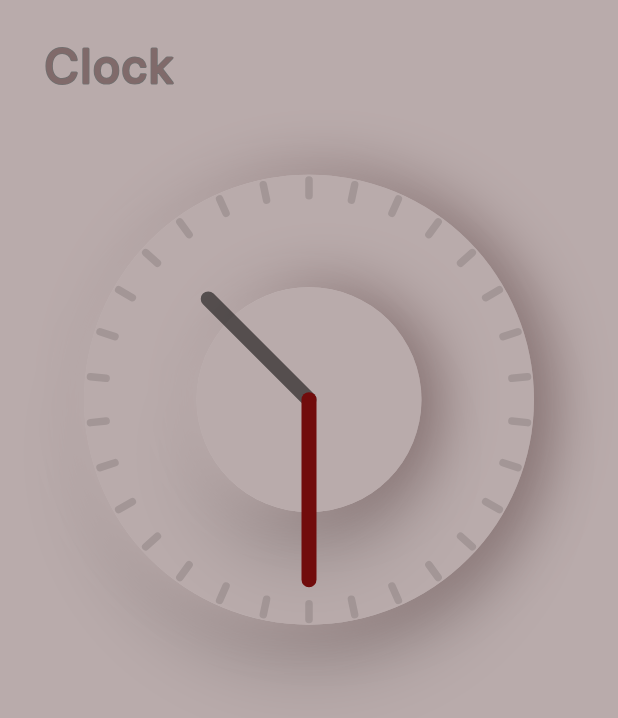
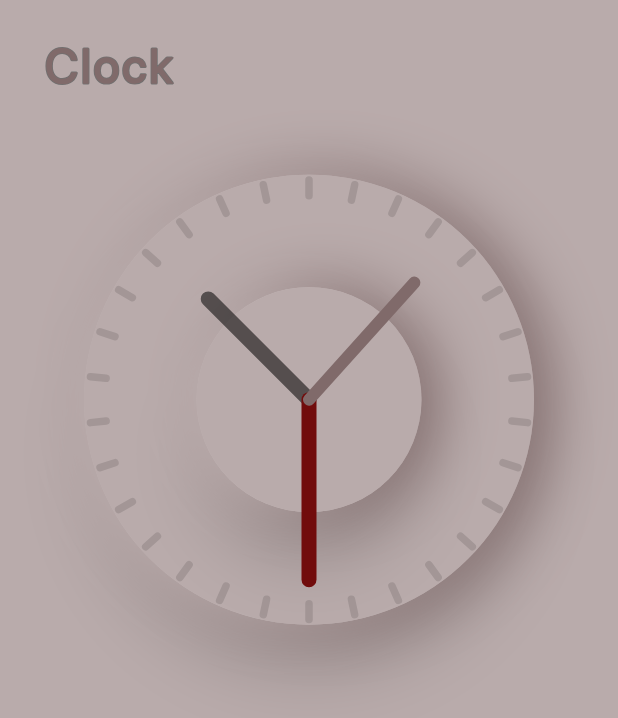
Before and after one commit to Poujhit/Neumorphic-Clock-App, a Flutter app: the screen it shows after launch, on a phone screen of 412 x 824 dp. Shown: the top 718 px of the screen. Run offline on Flutter 3.47's test engine with Material 2 defaults, Android fonts, the phone set to English and light mode, and no system bars; drawn by our look-alikes of bordered_text.

Commit message:
added second Hand

```diff
--- a/lib/screens/clock_screen.dart
+++ b/lib/screens/clock_screen.dart
@@ -61,10 +61,13 @@ class _ClockScreenState extends State<ClockScreen> {
                 width: 150,
                 paint: SmallClockPainter(),
                 child: CustomPaint(
-                  painter: Hand(),
+                  painter: DrawClockHand(),
                 ),
               ),
             ),
+          ),
+          SizedBox(
+            height: 20,
           ),
         ],
       ),
@@ -72,7 +75,7 @@ class _ClockScreenState extends State<ClockScreen> {
   }
 }
 
-class Hand extends CustomPainter {
+class DrawClockHand extends CustomPainter {
   var date = DateTime.now();
 
   @override
@@ -92,6 +95,15 @@ class Hand extends CustomPainter {
       ..strokeCap = StrokeCap.round
       ..strokeWidth = 10;
 
+    var secHand = Paint()
+      ..color = Color(0xFF806a6a)
+      ..style = PaintingStyle.stroke
+      ..strokeCap = StrokeCap.round
+      ..strokeWidth = 8;
+
+    var secHandX = (size.width / 2) + 105 * cos(date.second * 6 * pi / 180);
+    var secHandY = (size.width / 2) + 105 * sin(date.second * 6 * pi / 180);
+
     var minHandX = (size.width / 2) + 120 * cos(date.minute * 6 * pi / 180);
     var minHandY = (size.width / 2) + 120 * sin(date.minute * 6 * pi / 180);
 
@@ -100,6 +112,7 @@ class Hand extends CustomPainter {
 
     canvas.drawLine(centerHour, Offset(hourHandX, hourHandY), hourHand);
     canvas.drawLine(center, Offset(minHandX, minHandY), minHand);
+    canvas.drawLine(center, Offset(secHandX, secHandY), secHand);
   }
 
   @override
```
